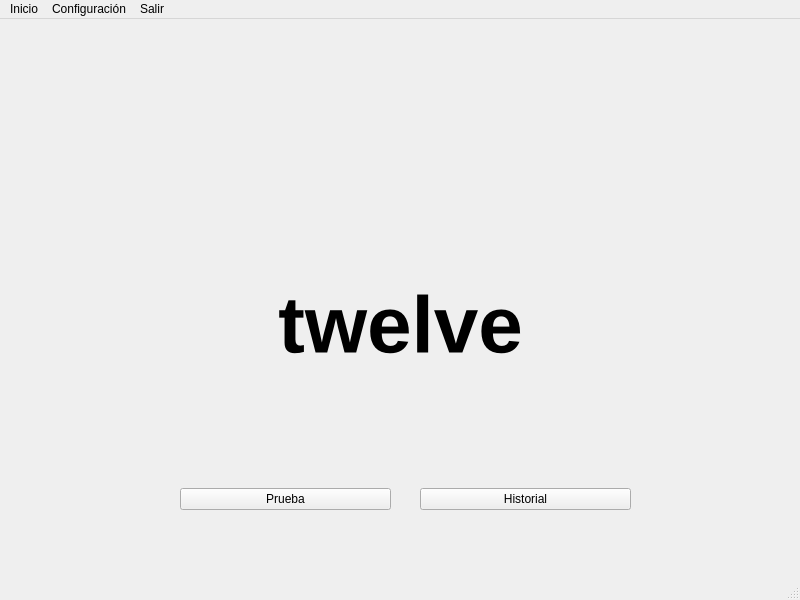
Mozta/twelve, file qt/twelve.ui: the form before one commit.
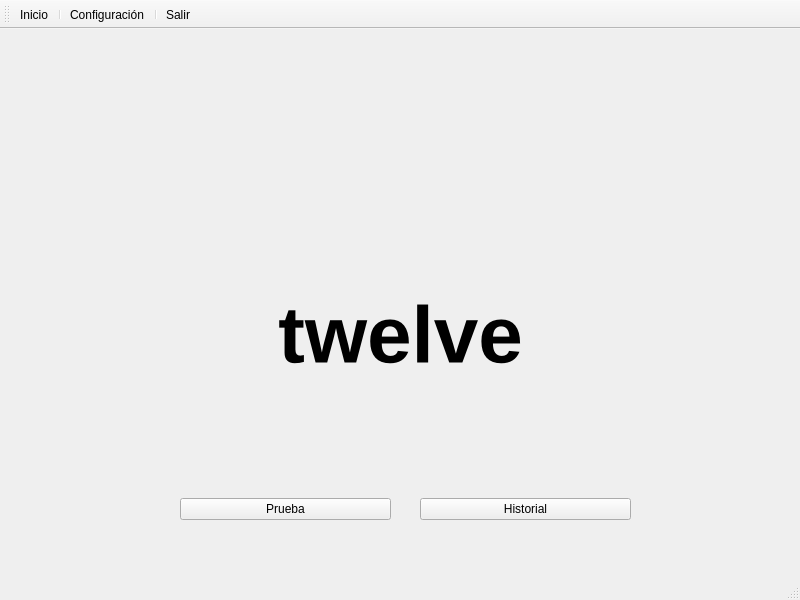
The form after the commit. The open tabs and pages were chosen to show the change. Icons and pictures are not drawn.

```diff
--- a/qt/twelve.ui
+++ b/qt/twelve.ui
@@ -23,7 +23,7 @@
       <x>10</x>
       <y>10</y>
       <width>781</width>
-      <height>551</height>
+      <height>521</height>
      </rect>
     </property>
     <property name="mouseTracking">
@@ -748,35 +748,65 @@
     </widget>
    </widget>
   </widget>
-  <widget class="QMenuBar" name="menubar">
-   <property name="geometry">
-    <rect>
-     <x>0</x>
-     <y>0</y>
-     <width>800</width>
-     <height>28</height>
-    </rect>
-   </property>
-   <widget class="QMenu" name="menuConf">
-    <property name="title">
-     <string>Configuración</string>
-    </property>
-   </widget>
-   <widget class="QMenu" name="menuSalir">
-    <property name="title">
-     <string>Salir</string>
-    </property>
-   </widget>
-   <widget class="QMenu" name="menuInicio">
-    <property name="title">
-     <string>Inicio</string>
-    </property>
-   </widget>
-   <addaction name="menuInicio"/>
-   <addaction name="menuConf"/>
-   <addaction name="menuSalir"/>
-  </widget>
   <widget class="QStatusBar" name="statusbar"/>
+  <widget class="QToolBar" name="toolBar">
+   <property name="windowTitle">
+    <string>toolBar</string>
+   </property>
+   <property name="toolButtonStyle">
+    <enum>Qt::ToolButtonTextUnderIcon</enum>
+   </property>
+   <attribute name="toolBarArea">
+    <enum>TopToolBarArea</enum>
+   </attribute>
+   <attribute name="toolBarBreak">
+    <bool>false</bool>
+   </attribute>
+   <addaction name="actionInicio"/>
+   <addaction name="separator"/>
+   <addaction name="actionConfiguraci_n"/>
+   <addaction name="separator"/>
+   <addaction name="actionSalir"/>
+  </widget>
+  <action name="actionInicio">
+   <property name="icon">
+    <iconset>
+     <normaloff>images/home.png</normaloff>images/home.png</iconset>
+   </property>
+   <property name="text">
+    <string>Inicio</string>
+   </property>
+   <property name="toolTip">
+    <string>Regresar a inicio</string>
+   </property>
+  </action>
+  <action name="actionConfiguraci_n">
+   <property name="icon">
+    <iconset>
+     <normaloff>images/conf.png</normaloff>images/conf.png</iconset>
+   </property>
+   <property name="text">
+    <string>Configuración</string>
+   </property>
+   <property name="toolTip">
+    <string>Configuraciones</string>
+   </property>
+  </action>
+  <action name="actionSalir">
+   <property name="icon">
+    <iconset>
+     <normaloff>images/exit24.png</normaloff>images/exit24.png</iconset>
+   </property>
+   <property name="text">
+    <string>Salir</string>
+   </property>
+   <property name="toolTip">
+    <string>Salir de la aplicación</string>
+   </property>
+   <property name="shortcut">
+    <string>Ctrl+Q</string>
+   </property>
+  </action>
  </widget>
  <resources/>
  <connections/>
```
Left out of the diff: 2 changed lines with no effect on the pictures.
